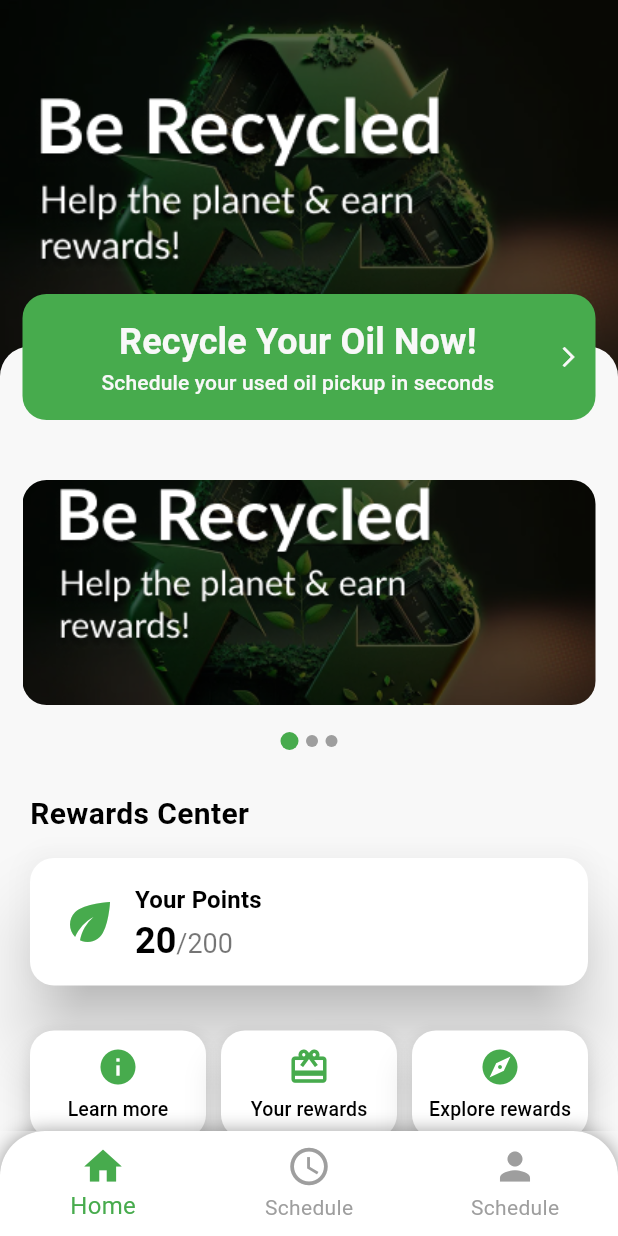
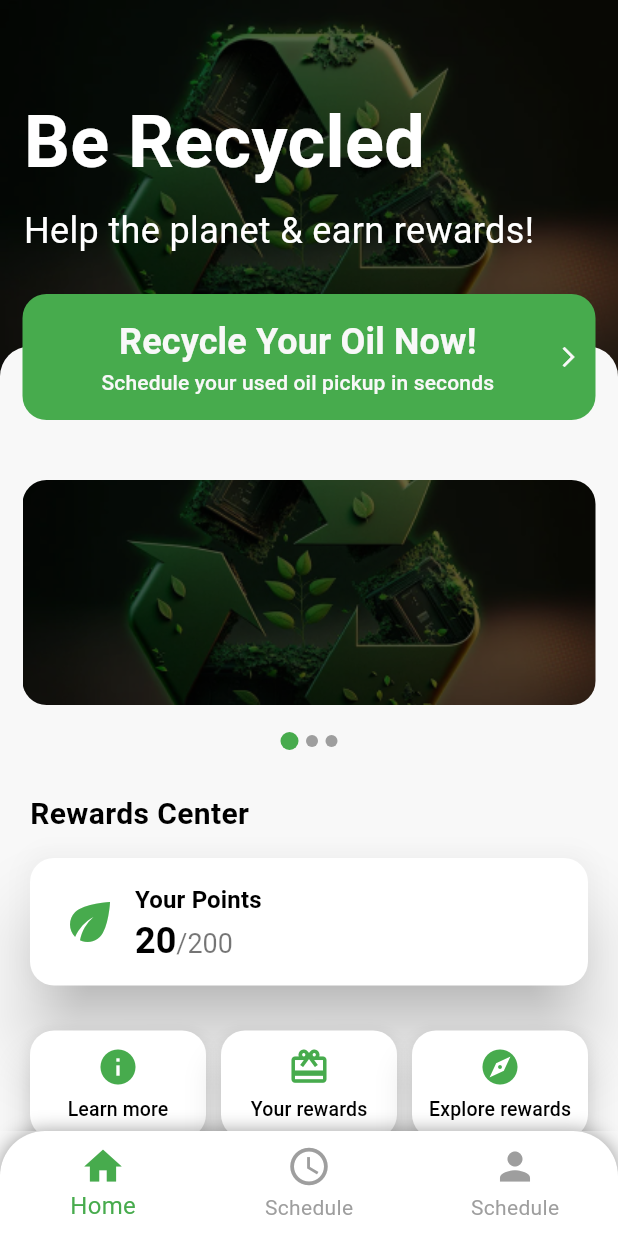
Before and after one commit to S3dwi/Green-Oil, a Flutter app: the screen it shows after launch, on a phone screen of 412 x 824 dp. Run offline on Flutter 3.47's test engine with Material 3 defaults, Android fonts, the phone set to English and light mode, and no system bars; drawn by our look-alikes of carousel_slider.

Commit message:
up in home
up in home

```diff
--- a/green_oil/lib/home_screen/home_screen.dart
+++ b/green_oil/lib/home_screen/home_screen.dart
@@ -21,9 +21,37 @@ class HomeScreen extends StatelessWidget {
               child: Stack(
                 children: [
                   Image.asset(
-                    'assets/images/home_img.png',
+                    'assets/images/home_img.png', // Placeholder for the background image
+                    fit: BoxFit.cover,
                     width: double.infinity,
-                    fit: BoxFit.cover,
+                  ),
+                  const Positioned(
+                    top: 60,
+                    left: 16,
+                    right: 16,
+                    child: Column(
+                      crossAxisAlignment: CrossAxisAlignment.start,
+                      children: [
+                        Text(
+                          'Be Recycled',
+                          style: TextStyle(
+                            color: Colors.white,
+                            fontSize: 48,
+                            fontWeight: FontWeight.bold,
+                          ),
+                          textAlign: TextAlign.center,
+                        ),
+                        SizedBox(height: 8),
+                        Text(
+                          'Help the planet & earn rewards!',
+                          style: TextStyle(
+                            color: Colors.white,
+                            fontSize: 24,
+                          ),
+                          textAlign: TextAlign.center,
+                        ),
+                      ],
+                    ),
                   ),
                   Positioned(
                     bottom: -1,
```
Also changed, not shown: green_oil/assets/images/home_img.png.
